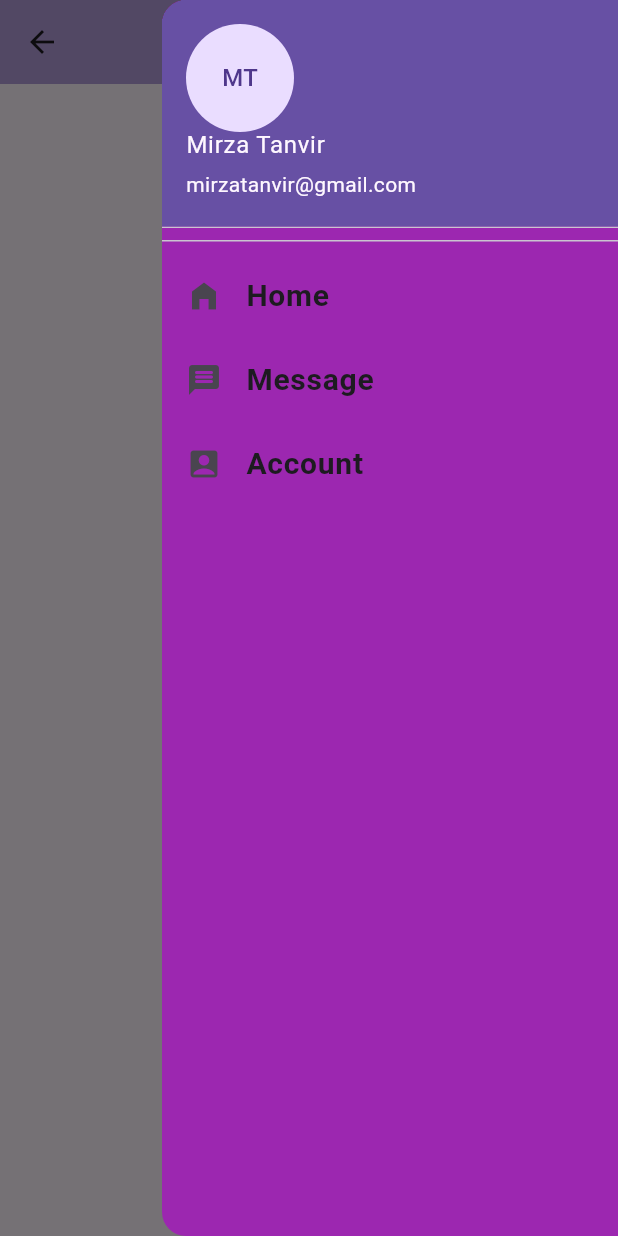
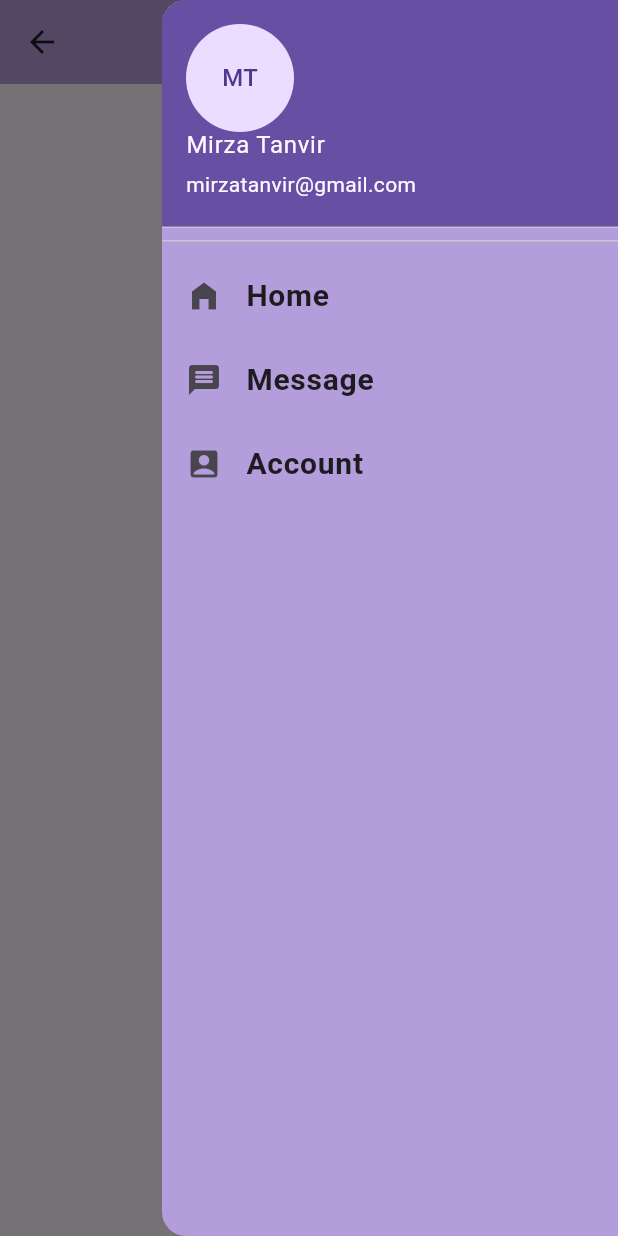
Before and after one commit to tanvirmirza/flutter-build, a Flutter app: the KEndDrawer screen opened directly, with the side drawer open, on a phone screen of 412 x 824 dp. Run offline on Flutter 3.47's test engine with Material 3 defaults, Android fonts, the phone set to English and light mode, and no system bars; our stand-ins replace device_preview, font_awesome_flutter.

Commit message:
modified: Solved Problem

```diff
--- a/lib/home.dart
+++ b/lib/home.dart
@@ -1,7 +1,6 @@
 import 'package:flutter/material.dart';
+import 'widgets-day/Day_03/09_navigation-drawer.dart';
 import 'widgets-day/Day_04/01_theme.dart';
-import 'widgets-day/Day_04/09_tabbar-view.dart';
-import 'widgets-day/Day_04/10_reuseble-custom-widget.dart';
 
 class HomePage extends StatelessWidget {
   const HomePage({super.key});
@@ -12,6 +11,6 @@ class HomePage extends StatelessWidget {
         theme: KTheme(),
         debugShowCheckedModeBanner: false,
         title: "PRACTICE WIDGETS",
-        home: KTabbarView());
+        home: KNavDrawer());
   }
 }
--- a/lib/widgets-day/Day_03/07_pass-data.dart
+++ b/lib/widgets-day/Day_03/07_pass-data.dart
@@ -51,8 +51,8 @@ class _KPassDataState extends State<KPassData> {
 }
 
 class ShowData extends StatefulWidget {
-  String text;
-  ShowData({required this.text, super.key});
+  final String text;
+  const ShowData({required this.text, super.key});
 
   @override
   State<ShowData> createState() => _ShowDataState();
--- a/lib/widgets-day/Day_03/10_end-drawer.dart
+++ b/lib/widgets-day/Day_03/10_end-drawer.dart
@@ -3,13 +3,12 @@ import 'package:flutter/material.dart';
 class KEndDrawer extends StatelessWidget {
   KEndDrawer({super.key});
 
-  String name = 'Mirza Tanvir';
-  List<Widget> icon = [
-    Icon(Icons.home_filled),
-    Icon(Icons.message_rounded),
-    Icon(Icons.account_box_rounded)
+  final String name = 'Mirza Tanvir';
+  final List<Map<String, dynamic>> elements = [
+    {'icon': Icon(Icons.home_filled), 'title': 'Home'},
+    {'icon': Icon(Icons.message_rounded), 'title': 'Message'},
+    {'icon': Icon(Icons.account_box_rounded), 'title': 'Account'}
   ];
-  List<String> title = ['Home', 'Message', 'Account'];
 
   @override
   Widget build(BuildContext context) {
@@ -29,12 +28,12 @@ class KEndDrawer extends StatelessWidget {
                     child: Text(name[0] + name.split(' ')[1][0]),
                   ))),
           ...List.generate(
-              icon.length,
+              elements.length,
               (index) => ListTile(
-                  leading: icon[index],
-                  title: Text(title[index]),
+                  leading: elements[index]['icon'],
+                  title: Text(elements[index]['title']),
                   onTap: () {
-                    print('Clicked ${title[index]}');
+                    print('Clicked ${elements[index]['title']}');
                     Navigator.pop(context);
                   }))
         ],
--- a/lib/widgets-day/Day_04/01_theme.dart
+++ b/lib/widgets-day/Day_04/01_theme.dart
@@ -23,7 +23,7 @@ ThemeData KTheme() {
     bottomNavigationBarTheme:
         BottomNavigationBarThemeData(backgroundColor: Colors.deepPurple),
     bottomSheetTheme: BottomSheetThemeData(backgroundColor: Colors.deepOrange),
-    drawerTheme: DrawerThemeData(backgroundColor: Colors.purple),
+    drawerTheme: DrawerThemeData(backgroundColor: Colors.deepPurple.shade200 ,),
     dropdownMenuTheme: DropdownMenuThemeData(
         textStyle: TextStyle(backgroundColor: Colors.black38)),
     cardTheme: CardTheme(color: Colors.purple.shade100, elevation: 10),
```
Also changed, not shown: lib/widgets-day/Day_03/09_navigation-drawer.dart (+11 -10 lines).
